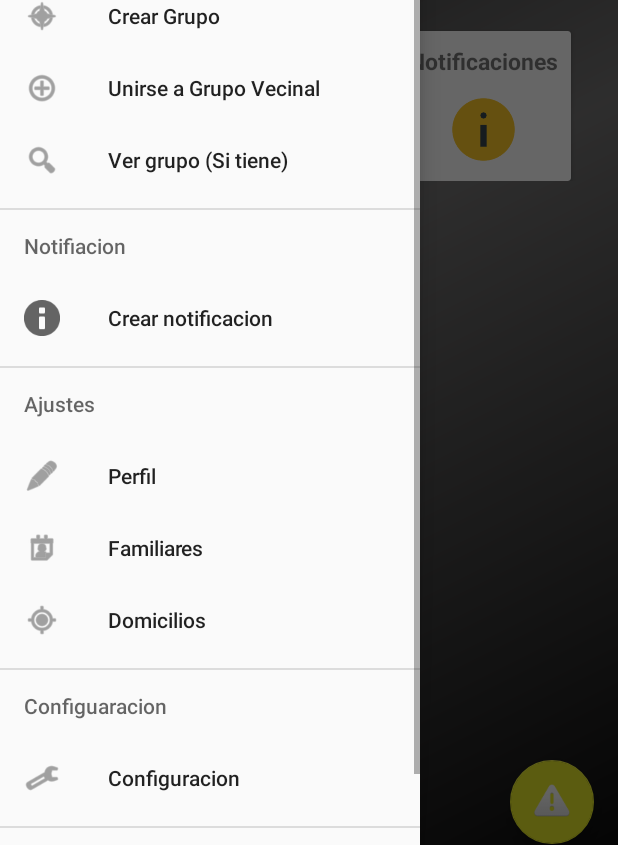
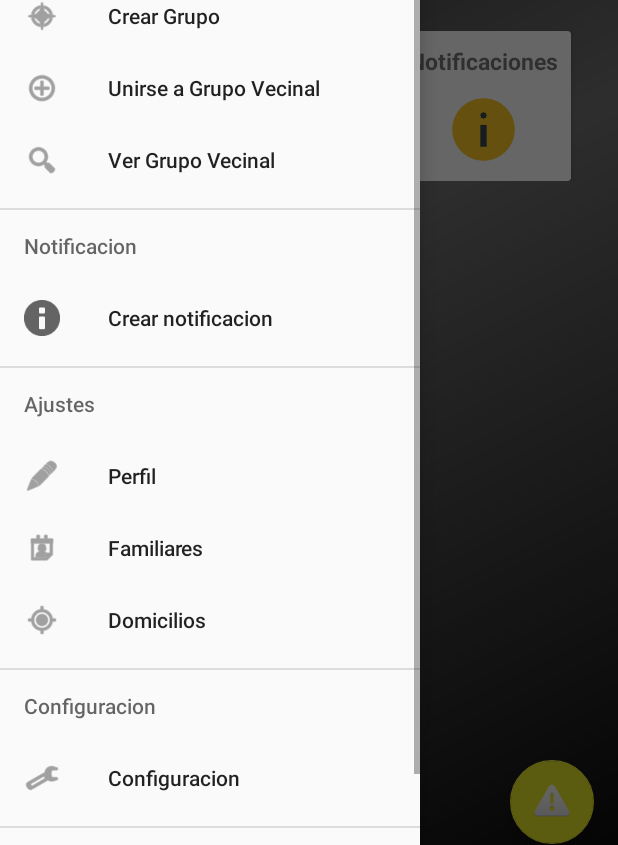
Before and after one commit to ElMatty18/SAVI, an Android app: the MenuPrincipalActivity screen opened directly, with no data from a screen before it, with the side drawer open, on a phone screen of 412 x 824 dp. Shown: the part 368-1213 px from the top of the screen. Run offline under Robolectric (Android 15) with nearby library versions, the phone set to English and light mode, and no system bars; our stand-ins replace CircleImageView, Firebase (no records; nobody signed in at launch, a user with empty details on screens opened directly); libraries missing offline, so code that uses them is left out: com.azoft.carousellayoutmanager; pictures from the network do not load; 1 statement that could not run was skipped.

Commit message:
Se agrega re acomoda string, se avanza en las notificaciones

```diff
--- a/app/src/main/AndroidManifest.xml
+++ b/app/src/main/AndroidManifest.xml
@@ -88,6 +88,12 @@
         <service
             android:name=".Service.AlertaService"
             />
+
+        <service
+            android:name=".Service.NotificacionService"
+            />
+
+
         <!-- fin -->
 
         <service android:name=".FirebaseService">
--- a/app/src/main/java/com/tangorra/matias/savi/Activitys/MenuPrincipalActivity.java
+++ b/app/src/main/java/com/tangorra/matias/savi/Activitys/MenuPrincipalActivity.java
@@ -61,8 +61,6 @@ public class MenuPrincipalActivity extends AppCompatActivity implements Navigati
 
     private TextView nombreUsuarioMenuPrincipal;
 
-    private Button datosPersonales;
-    private Button grupoVecinal;
     public static int INVALID_POSITION = -1;
 
     private LinearLayout contenidoMenu;
@@ -83,13 +81,36 @@ public class MenuPrincipalActivity extends AppCompatActivity implements Navigati
 
         Toolbar toolbar = (Toolbar) findViewById(R.id.toolbar);
         setSupportActionBar(toolbar);
-        datosPersonales = findViewById(R.id.datosPersonales);
         contenidoMenu = findViewById(R.id.contenido_menu_principal);
 
         addEventosNotificaciones();
 
         imgUsuario = findViewById(R.id.imgUsuarioMenuPrincipal);
 
+        cargarImagenPerfil();
+
+        botonesFlotanes();
+
+        DrawerLayout drawer = (DrawerLayout) findViewById(R.id.drawer_layout);
+        ActionBarDrawerToggle toggle = new ActionBarDrawerToggle(
+                this, drawer, toolbar, R.string.navigation_drawer_open, R.string.navigation_drawer_close);
+        drawer.addDrawerListener(toggle);
+        toggle.syncState();
+
+        NavigationView navigationView = (NavigationView) findViewById(R.id.nav_view);
+        navigationView.setNavigationItemSelectedListener(this);
+
+        caracteristicasSAVI();
+
+        addCabecera(navigationView);
+
+       /* if (SesionManager.getUsuario().getIdGrupo() != null){
+            MenuItem item = findViewById(R.id.mostarGrupo);
+            item.setVisible(false);
+        }*/
+    }
+
+    private void cargarImagenPerfil() {
         storageUsuarios = FirebaseStorage.getInstance().getReference();
 
         storageUsuarios.child("Fotos").child(SesionManager.getUsuario().getId()).getDownloadUrl().addOnSuccessListener(new OnSuccessListener<Uri>() {
@@ -102,8 +123,15 @@ public class MenuPrincipalActivity extends AppCompatActivity implements Navigati
                         .into(imgUsuario);
             }
         });
+    }
 
+    private void caracteristicasSAVI() {
+        final VerticalAdaptar verticalAdaptar = new VerticalAdaptar(this);
+        RecyclerView rv = (RecyclerView) findViewById(R.id.list_muestra);
+        initVerRecyclerView(rv, new CarouselLayoutManager(CarouselLayoutManager.HORIZONTAL, false), verticalAdaptar);
+    }
 
+    private void botonesFlotanes() {
         FloatingActionButton fab = (FloatingActionButton) findViewById(R.id.crearAlertaVecinal);
         fab.setOnClickListener(new View.OnClickListener() {
             @Override
@@ -120,21 +148,6 @@ public class MenuPrincipalActivity extends AppCompatActivity implements Navigati
                 abrirTelefono();
             }
         });
-
-        DrawerLayout drawer = (DrawerLayout) findViewById(R.id.drawer_layout);
-        ActionBarDrawerToggle toggle = new ActionBarDrawerToggle(
-                this, drawer, toolbar, R.string.navigation_drawer_open, R.string.navigation_drawer_close);
-        drawer.addDrawerListener(toggle);
-        toggle.syncState();
-
-        NavigationView navigationView = (NavigationView) findViewById(R.id.nav_view);
-        navigationView.setNavigationItemSelectedListener(this);
-
-        final MenuPrincipalActivity.VerticalAdaptar verticalAdaptar = new MenuPrincipalActivity.VerticalAdaptar(this);
-        RecyclerView rv = (RecyclerView) findViewById(R.id.list_muestra);
-        initVerRecyclerView(rv, new CarouselLayoutManager(CarouselLayoutManager.HORIZONTAL, false), verticalAdaptar);
-
-        addCabecera(navigationView);
     }
 
     private void addEventosNotificaciones() {
@@ -257,7 +270,6 @@ public class MenuPrincipalActivity extends AppCompatActivity implements Navigati
                 //noinspection MagicNumber
                 mColors[i] = Color.argb(255, mRandom.nextInt(256), mRandom.nextInt(256), mRandom.nextInt(256));
                 mPosition[i] = i;
-
             }
 
         }
@@ -308,6 +320,8 @@ public class MenuPrincipalActivity extends AppCompatActivity implements Navigati
     @Override
     public boolean onCreateOptionsMenu(Menu menu) {
         getMenuInflater().inflate(R.menu.menu_principal, menu);
+
+
         return true;
     }
 
@@ -320,6 +334,15 @@ public class MenuPrincipalActivity extends AppCompatActivity implements Navigati
         }
 
         return super.onOptionsItemSelected(item);
+    }
+
+    @Override
+    public boolean onPrepareOptionsMenu(Menu menu) {
+      /*  if (SesionManager.getUsuario().getIdGrupo() != null) {
+            MenuItem itemOption = menu.findItem(R.id.mostarGrupo);
+            itemOption.setVisible(true);
+        }*/
+        return super.onPrepareOptionsMenu(menu);
     }
 
     @SuppressWarnings("StatementWithEmptyBody")
--- a/app/src/main/java/com/tangorra/matias/savi/View/PopUpAlertasGrupo.java
+++ b/app/src/main/java/com/tangorra/matias/savi/View/PopUpAlertasGrupo.java
@@ -25,7 +25,6 @@ public class PopUpAlertasGrupo extends AppCompatActivity {
 
     private DatabaseReference dbGrupoVecinal;
 
-    private TextView alarmaMuestra;
     private AdaptadorAlertas adapAlarmas;
     final ArrayList<Alerta> alertas =new ArrayList<Alerta>();
 
--- a/app/src/main/res/layout/activity_alerta.xml
+++ b/app/src/main/res/layout/activity_alerta.xml
@@ -124,7 +124,7 @@
                         android:id="@+id/btnEmitirAlerta"
                         android:layout_width="match_parent"
                         android:layout_height="wrap_content"
-                        android:text="@string/emitir_alerta"/>
+                        android:text="@string/btt_emitir"/>
 
                     <Button
                         android:id="@+id/btnCancelarAlerta"
--- a/app/src/main/res/layout/activity_notificacion.xml
+++ b/app/src/main/res/layout/activity_notificacion.xml
@@ -127,7 +127,7 @@
                             android:layout_width="160dp"
                             android:layout_height="wrap_content"
                             android:hint="Nombre de Grupo"
-                            android:max="200"
+                            android:max="100"
                             />
 
                         <TextView
--- a/app/src/main/res/menu/activity_menu_principal_drawer.xml
+++ b/app/src/main/res/menu/activity_menu_principal_drawer.xml
@@ -5,70 +5,67 @@
 
     <group android:checkableBehavior="single">
 
-        <item android:title="Grupo Vecinal">
+        <item android:title="@string/menu_grupo_vecinal">
             <menu>
                 <item
                     android:id="@+id/crear_grupo"
                     android:icon="@android:drawable/ic_menu_compass"
-                    android:title="@string/crear_grupo" />
+                    android:title="@string/item_crear_grupo" />
                 <item
                     android:id="@+id/unirseGrupo"
                     android:icon="@android:drawable/ic_menu_add"
-                    android:title="@string/unirse_grupo" />
-
+                    android:title="@string/item_unirse_grupo" />
                 <item
                     android:id="@+id/mostarGrupo"
                     android:icon="@android:drawable/ic_menu_search"
-                    android:title="Ver grupo (Si tiene)" />
+                    android:title="@string/item_ver_grupo"
 
+                    />
             </menu>
         </item>
-
     </group>
 
-
-    <item android:title="Notifiacion">
+    <item android:title="@string/menu_notificacion">
         <menu>
             <item
                 android:id="@+id/addNotificacion"
                 android:icon="@android:drawable/ic_dialog_info"
-                android:title="Crear notificacion" />
+                android:title="@string/item_notificacion" />
         </menu>
     </item>
 
-    <item android:title="Ajustes">
+    <item android:title="@string/menu_ajustes">
         <menu>
             <item
                 android:id="@+id/datosPersonales"
                 android:icon="@android:drawable/ic_menu_edit"
-                android:title="Perfil" />
+                android:title="@string/item_perfil" />
             <item
                 android:id="@+id/familiares"
                 android:icon="@android:drawable/ic_menu_my_calendar"
-                android:title="Familiares" />
+                android:title="@string/item_familiares" />
             <item
                 android:id="@+id/agregarDomicilio"
                 android:icon="@android:drawable/ic_menu_mylocation"
-                android:title="Domicilios" />
+                android:title="@string/item_domicilios" />
         </menu>
     </item>
 
-    <item android:title="Configuaracion">
+    <item android:title="@string/menu_configuracion">
         <menu>
             <item
                 android:id="@+id/configurarCuenta"
                 android:icon="@android:drawable/ic_menu_manage"
-                android:title="Configuracion" />
-
+                android:title="@string/item_configuracion" />
         </menu>
     </item>
 
-    <item android:title="Terminos">
+    <item android:title="@string/menu_terminos">
         <menu>
         <item
             android:id="@+id/terminos"
             android:icon="@android:drawable/ic_menu_info_details"
-            android:title="Compromiso" />
+            android:title="@string/item_compromiso" />
         </menu>
     </item>
 
--- a/app/src/main/res/values/strings.xml
+++ b/app/src/main/res/values/strings.xml
@@ -39,14 +39,27 @@
     <string name="nav_header_desc">Navigation header</string>
     <string name="action_settings">Telefonos Utiles</string>
 
-    <!-- menu principal -->
-    <string name="crear_grupo">Crear Grupo</string>
-    <string name="unirse_grupo">Unirse a Grupo Vecinal</string>
-    <string name="enviar_invitacion">Enviar Invitacion</string>
-    <string name="emitir_alerta">Emitir Alerta Vecinal</string>
-    <string name="emitir_emergencia">Emitir Emergencia</string>
-    <string name="grupos_ver">Ver Grupos</string>
-    <string name="sala_chat">Sala Chat</string>
+    <!-- menu principal title -->
+    <string name="menu_grupo_vecinal">Grupo Vecinal</string>
+    <string name="menu_notificacion">Notificacion</string>
+    <string name="menu_ajustes">Ajustes</string>
+    <string name="menu_configuracion">Configuracion</string>
+    <string name="menu_terminos">Terminos</string>
+
+    <!-- menu principal items -->
+    <string name="item_crear_grupo">Crear Grupo</string>
+    <string name="item_unirse_grupo">Unirse a Grupo Vecinal</string>
+    <string name="item_ver_grupo">Ver Grupo Vecinal</string>
+    <string name="item_notificacion">Crear notificacion</string>
+    <string name="item_perfil">Perfil</string>
+    <string name="item_familiares">Familiares</string>
+    <string name="item_domicilios">Domicilios</string>
+    <string name="item_configuracion">Configuracion</string>
+    <string name="item_compromiso">Compromiso</string>
+    <string name="item_enviar_invitacion">Enviar Invitacion</string>
+    <string name="item_emitir_alerta">Emitir Alerta Vecinal</string>
+    <string name="item_emitir_emergencia">Emitir Emergencia</string>
+    <string name="item_grupos_ver">Ver Grupos</string>
 
 
     <!-- datos de usuario en registrarse -->
```
Also changed, not shown: app/src/main/java/com/tangorra/matias/savi/Activitys/AccesoActivity.java (+8 -4 lines), app/src/main/java/com/tangorra/matias/savi/Activitys/NotificacionActivity.java (+12 -10 lines), app/src/main/java/com/tangorra/matias/savi/Entidades/Notificacion.java (+41 -0 lines), app/src/main/java/com/tangorra/matias/savi/Service/NotificacionService.java (added, +151 -0 lines), app/src/main/java/com/tangorra/matias/savi/Utils/MapsUtils.java (added, +19 -0 lines), app/src/main/java/com/tangorra/matias/savi/View/PopUpNotificaciones.java (+13 -41 lines).
